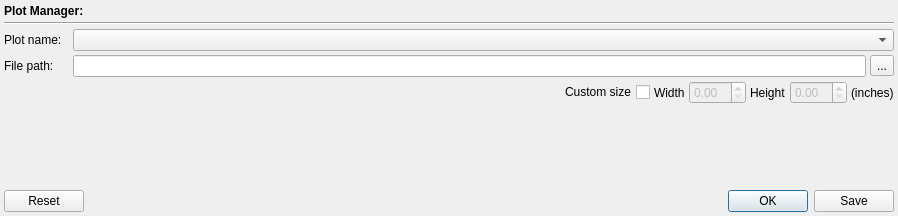
This is designer/shared/plotmanager.ui in DTOcean/dtocean-app as Qt 5 draws it before an edit. The edited form follows.
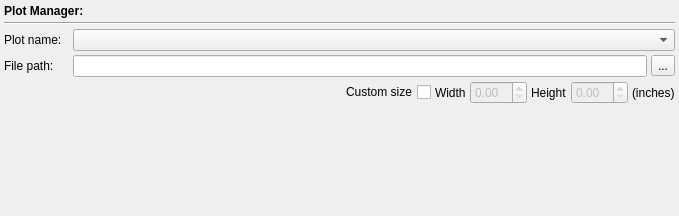
This is the edited form.

Commit message: Use custom buttons in plot manager button box

Patch:
```diff
--- a/designer/shared/plotmanager.ui
+++ b/designer/shared/plotmanager.ui
@@ -6,7 +6,7 @@
    <rect>
     <x>0</x>
     <y>0</y>
-    <width>898</width>
+    <width>679</width>
     <height>216</height>
    </rect>
   </property>
@@ -205,7 +205,7 @@
    <item>
     <widget class="QDialogButtonBox" name="buttonBox">
      <property name="standardButtons">
-      <set>QDialogButtonBox::Ok|QDialogButtonBox::Reset|QDialogButtonBox::Save</set>
+      <set>QDialogButtonBox::NoButton</set>
      </property>
     </widget>
    </item>
```
The commit also changes 1 other file.
